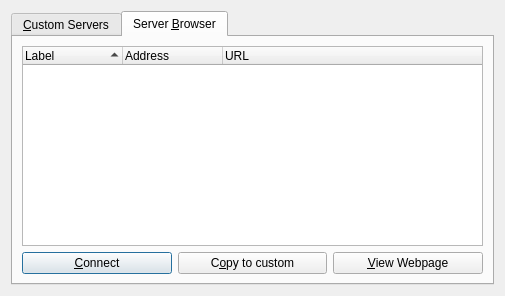
First picture: the form in src/mumble/ConnectDialog.ui, repository mumble-voip/mumble, before the edit.
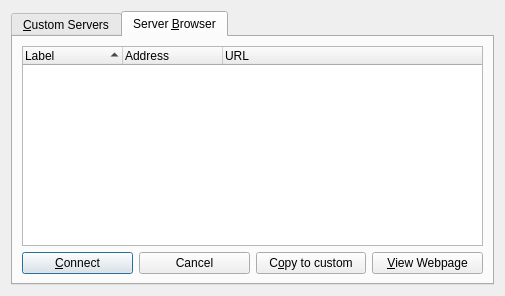
Second picture: the form after the edit. The open tabs and pages were chosen to show the change.

Commit message: Patch #1920332 Add a cancel button to Server Browser of the Connect Dialog [mkrautz]

Diff of the .ui file:
```diff
--- a/src/mumble/ConnectDialog.ui
+++ b/src/mumble/ConnectDialog.ui
@@ -211,6 +211,13 @@
            </property>
           </widget>
          </item>
+         <item>
+          <widget class="QPushButton" name="qpbBrowserCancel" >
+           <property name="text" >
+            <string>Cancel</string>
+           </property>
+          </widget>
+         </item>
          <item>
           <widget class="QPushButton" name="qpbCopy" >
            <property name="text" >
```
Left out of the diff: 6 changed lines with no effect on the pictures.
